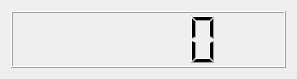
This is ui/count-down.ui in berndhs/egalite as Qt 5 draws it before an edit. The edited form follows.
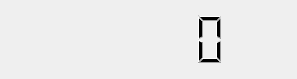
This is the edited form. Icons and pictures are not drawn.

Patch:
```diff
--- a/ui/count-down.ui
+++ b/ui/count-down.ui
@@ -22,7 +22,20 @@
   </property>
   <layout class="QGridLayout" name="gridLayout">
    <item row="0" column="0">
-    <widget class="QLCDNumber" name="countDown"/>
+    <widget class="QLCDNumber" name="countDown">
+     <property name="autoFillBackground">
+      <bool>true</bool>
+     </property>
+     <property name="frameShape">
+      <enum>QFrame::NoFrame</enum>
+     </property>
+     <property name="lineWidth">
+      <number>0</number>
+     </property>
+     <property name="smallDecimalPoint">
+      <bool>true</bool>
+     </property>
+    </widget>
    </item>
   </layout>
  </widget>
```
